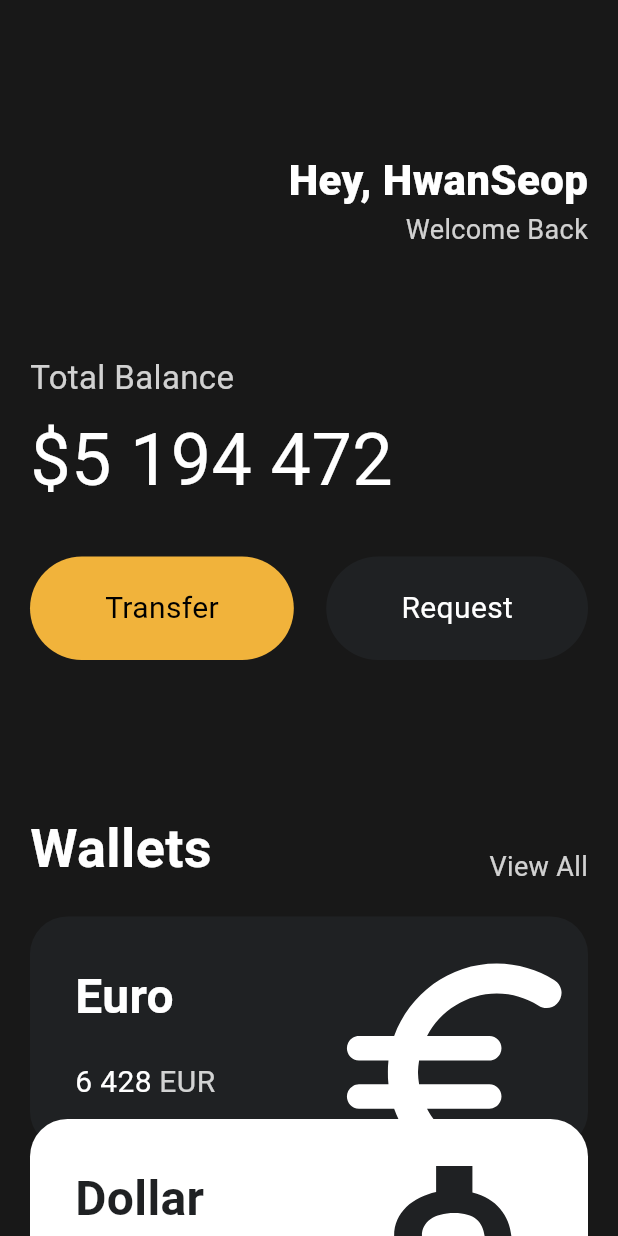
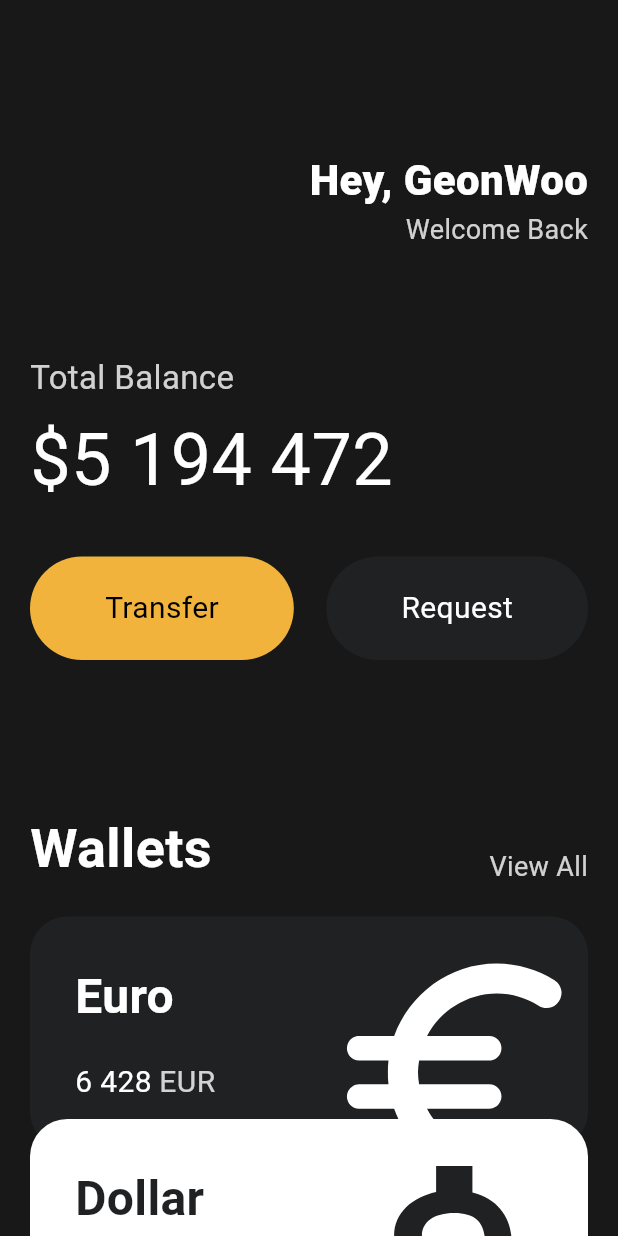
Before and after one commit to LeeGeonwoo22/FlutterTOON, a Flutter app: the screen it shows after launch, on a phone screen of 412 x 824 dp. Run offline on Flutter 3.47's test engine with Material 3 defaults, Android fonts, the phone set to English and light mode, and no system bars.

```diff
--- a/lib/screens/home_screen.dart
+++ b/lib/screens/home_screen.dart
@@ -28,7 +28,7 @@ class HomeScreen extends StatelessWidget {
                   crossAxisAlignment: CrossAxisAlignment.end,
                   children: [
                     Text(
-                      'Hey, HwanSeop',
+                      'Hey, GeonWoo',
                       style: TextStyle(
                         color: Colors.white,
                         fontSize: 28,
```
Also changed, not shown: 1 other file.
